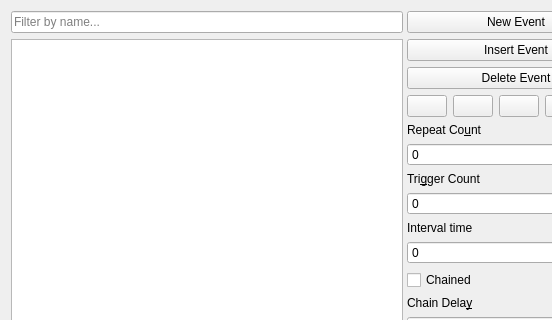
Qt form qtfred/ui/MissionEventsDialog.ui (MjnMixael/fs2open.github.com) before a commit; both pictures show x 0 to 552 and y 0 to 320 of the 1012 by 930 pixel window.
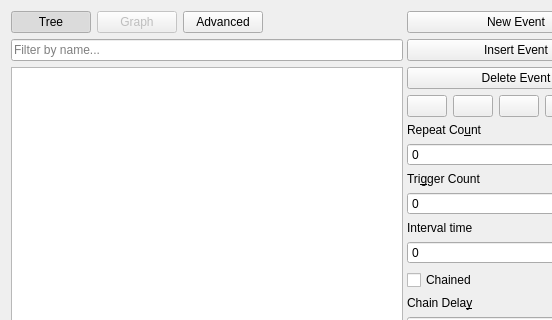
The same form after that commit. Custom widgets are drawn as their Qt base class.

Commit message: Add a three-view switcher skeleton to the qtFRED Events editor

```diff
--- a/qtfred/ui/MissionEventsDialog.ui
+++ b/qtfred/ui/MissionEventsDialog.ui
@@ -36,6 +36,62 @@
        <property name="bottomMargin">
         <number>0</number>
        </property>
+       <item>
+        <layout class="QHBoxLayout" name="eventViewToggleLayout">
+         <item>
+          <widget class="QPushButton" name="btnViewTree">
+           <property name="text">
+            <string>Tree</string>
+           </property>
+           <property name="checkable">
+            <bool>true</bool>
+           </property>
+           <property name="checked">
+            <bool>true</bool>
+           </property>
+          </widget>
+         </item>
+         <item>
+          <widget class="QPushButton" name="btnViewGraph">
+           <property name="enabled">
+            <bool>false</bool>
+           </property>
+           <property name="toolTip">
+            <string>Node graph view (not yet implemented)</string>
+           </property>
+           <property name="text">
+            <string>Graph</string>
+           </property>
+           <property name="checkable">
+            <bool>true</bool>
+           </property>
+          </widget>
+         </item>
+         <item>
+          <widget class="QPushButton" name="btnViewAdvanced">
+           <property name="text">
+            <string>Advanced</string>
+           </property>
+           <property name="checkable">
+            <bool>true</bool>
+           </property>
+          </widget>
+         </item>
+         <item>
+          <spacer name="eventViewToggleSpacer">
+           <property name="orientation">
+            <enum>Qt::Horizontal</enum>
+           </property>
+           <property name="sizeHint" stdset="0">
+            <size>
+             <width>40</width>
+             <height>20</height>
+            </size>
+           </property>
+          </spacer>
+         </item>
+        </layout>
+       </item>
        <item>
         <widget class="QLineEdit" name="eventSearchEdit">
          <property name="placeholderText">
@@ -47,10 +103,64 @@
         </widget>
        </item>
        <item>
-        <widget class="fso::fred::sexp_tree_view" name="eventTree">
-         <attribute name="headerVisible">
-          <bool>false</bool>
-         </attribute>
+        <widget class="QStackedWidget" name="eventViewStack">
+         <widget class="QWidget" name="treeViewPage">
+          <layout class="QVBoxLayout" name="treeViewPageLayout">
+           <property name="leftMargin">
+            <number>0</number>
+           </property>
+           <property name="topMargin">
+            <number>0</number>
+           </property>
+           <property name="rightMargin">
+            <number>0</number>
+           </property>
+           <property name="bottomMargin">
+            <number>0</number>
+           </property>
+           <item>
+            <widget class="fso::fred::sexp_tree_view" name="eventTree">
+             <attribute name="headerVisible">
+              <bool>false</bool>
+             </attribute>
+            </widget>
+           </item>
+          </layout>
+         </widget>
+         <widget class="QWidget" name="graphViewPage">
+          <layout class="QVBoxLayout" name="graphViewPageLayout">
+           <item>
+            <widget class="QLabel" name="graphPlaceholderLabel">
+             <property name="enabled">
+              <bool>false</bool>
+             </property>
+             <property name="text">
+              <string>Node graph view is not yet implemented.</string>
+             </property>
+             <property name="alignment">
+              <set>Qt::AlignCenter</set>
+             </property>
+            </widget>
+           </item>
+          </layout>
+         </widget>
+         <widget class="QWidget" name="advancedViewPage">
+          <layout class="QVBoxLayout" name="advancedViewPageLayout">
+           <item>
+            <widget class="QLabel" name="advancedPlaceholderLabel">
+             <property name="enabled">
+              <bool>false</bool>
+             </property>
+             <property name="text">
+              <string>Advanced edit view is not yet implemented.</string>
+             </property>
+             <property name="alignment">
+              <set>Qt::AlignCenter</set>
+             </property>
+            </widget>
+           </item>
+          </layout>
+         </widget>
         </widget>
        </item>
        <item>
```
The commit also changes 2 other files.
